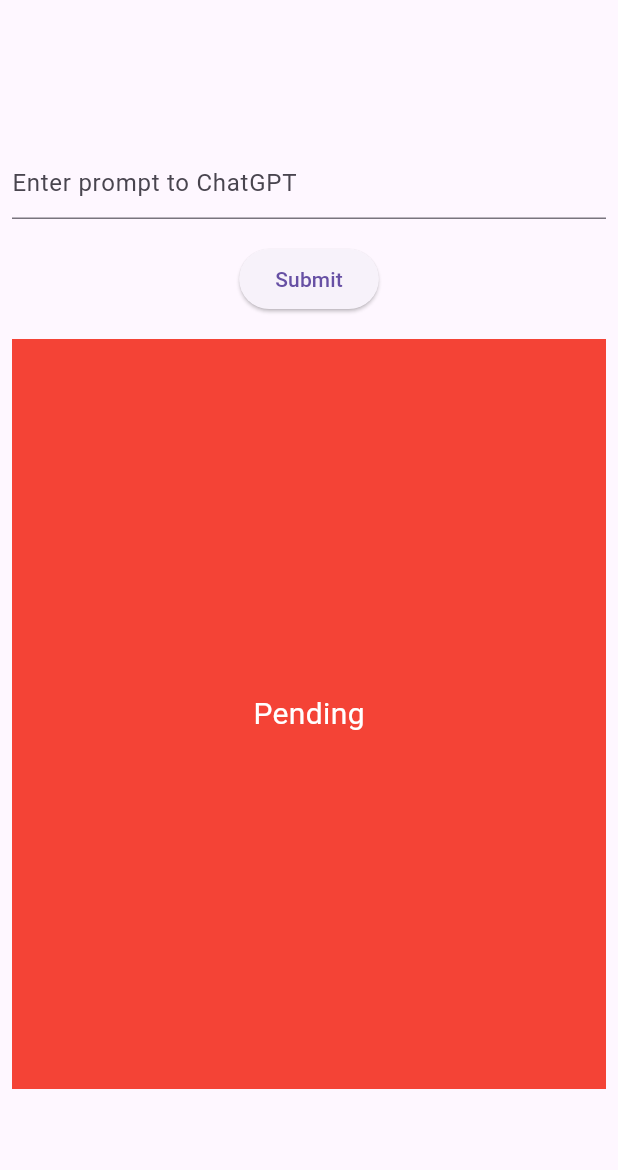
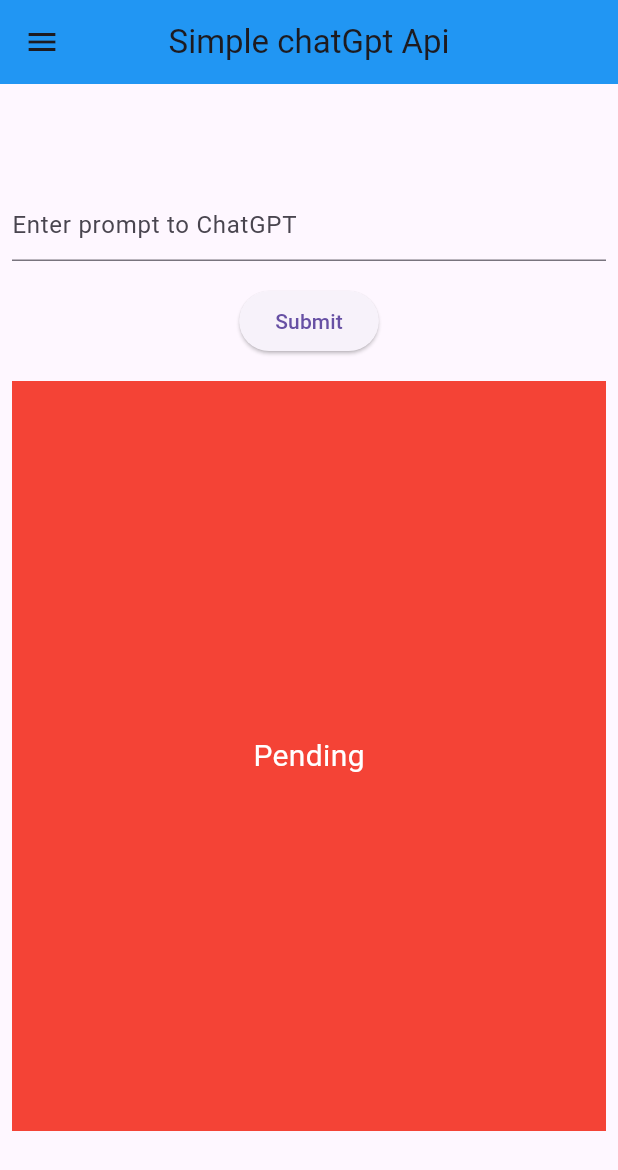
Before and after one commit to preciq/flutter_sampleChatGPTApp, a Flutter app: the screen it shows after launch, on a phone screen of 412 x 824 dp. Shown: the top 1170 px of the screen. Run offline on Flutter 3.47's test engine with Material 3 defaults, Android fonts, the phone set to English and light mode, and no system bars.

Commit message:
add appbar and drawer

```diff
--- a/lib/main.dart
+++ b/lib/main.dart
@@ -32,6 +32,16 @@ class _HomePageState extends State<HomePage> {
   Widget build(BuildContext context) {
     return SafeArea(
       child: Scaffold(
+        drawer: const Drawer(
+          child: Text('This is a Drawer'),
+        ),
+        appBar: AppBar(
+          backgroundColor: Colors.blue,
+          centerTitle: true,
+          title: const Text(
+            'Simple chatGpt Api',
+          ),
+        ),
         body: Center(
           child: Column(
             mainAxisAlignment: MainAxisAlignment.center,
@@ -94,7 +104,7 @@ class _HomePageState extends State<HomePage> {
         headers: {
           "Content-Type": "application/json",
           "Authorization":
-              "Bearer ", //put your actual auth key here after "Bearer"
+              "Bearer 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", //put your actual auth key here after "Bearer"
         },
         body: json.encode(body));
 
```
